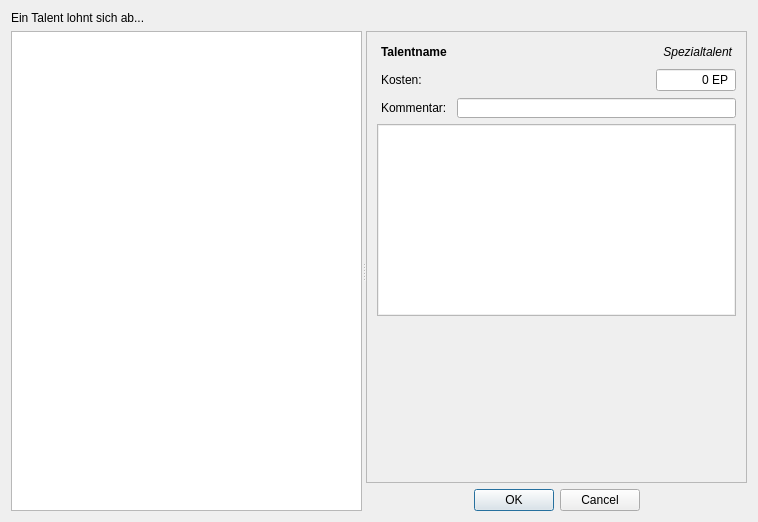
Before: the Qt Designer form designer/CharakterTalentPicker.ui in Aeolitus/Sephrasto, drawn with Qt 5.
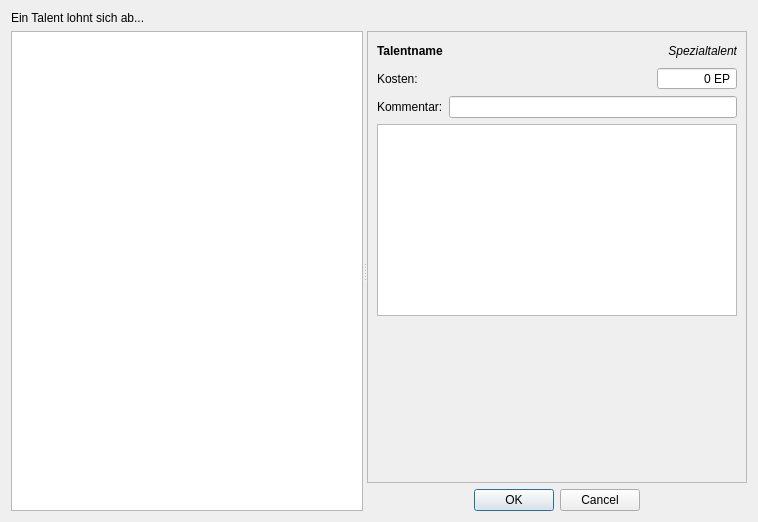
After: the same form once the commit is applied.

```diff
--- a/designer/CharakterTalentPicker.ui
+++ b/designer/CharakterTalentPicker.ui
@@ -43,9 +43,6 @@
            <height>16777215</height>
           </size>
          </property>
-         <property name="styleSheet">
-          <string notr="true">padding: 1px</string>
-         </property>
          <property name="frameShape">
           <enum>QFrame::StyledPanel</enum>
          </property>
@@ -57,8 +54,8 @@
            <rect>
             <x>0</x>
             <y>0</y>
-            <width>378</width>
-            <height>436</height>
+            <width>380</width>
+            <height>433</height>
            </rect>
           </property>
           <layout class="QGridLayout" name="gridLayout_2">
@@ -79,7 +76,6 @@
              </property>
              <property name="font">
               <font>
-               <weight>75</weight>
                <bold>true</bold>
               </font>
              </property>
```
Left out of the diff: 24 changed lines with no effect on the pictures.
